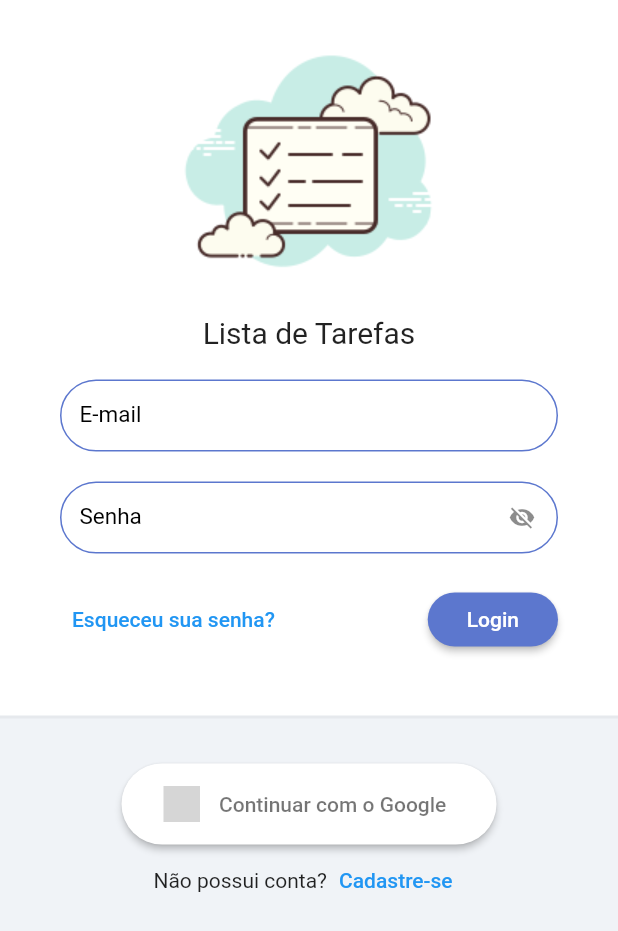
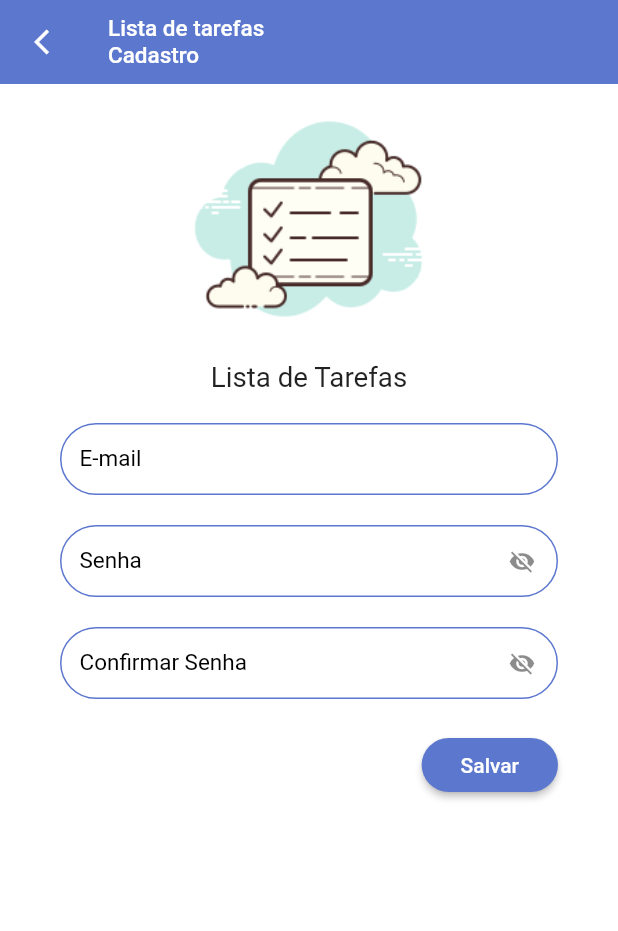
Before and after one commit to Zorzan99/todolist-bloc, a Flutter app: the screen it shows after launch, after a tap on "Login", on a phone screen of 412 x 824 dp. Shown: the top 931 px of the screen. Run offline on Flutter 3.47's test engine with Material 2 defaults, Android fonts, the phone set to English and light mode, and no system bars; our stand-ins replace flutter_signin_button, google_fonts; Roboto replaces fonts that are missing (Mandali); grey boxes are pictures that could not be loaded.

Commit message:
Style: criacao screen register

```diff
--- a/lib/app/core/ui/theme/theme_config.dart
+++ b/lib/app/core/ui/theme/theme_config.dart
@@ -14,12 +14,11 @@ class ThemeConfig {
   );
   static final theme = ThemeData(
     scaffoldBackgroundColor: Colors.white,
-    appBarTheme: const AppBarTheme(
-      backgroundColor: Colors.white,
+    appBarTheme: AppBarTheme(
+      backgroundColor: ColorsApp.i.primary,
       elevation: 0,
-      centerTitle: true,
-      iconTheme: IconThemeData(
-        color: Colors.black,
+      iconTheme: const IconThemeData(
+        color: Colors.white,
       ),
     ),
     textTheme: GoogleFonts.mandaliTextTheme(),
--- /dev/null
+++ b/lib/app/modules/home/register_page.dart
@@ -0,0 +1,108 @@
+import 'package:flutter/material.dart';
+import 'package:todolist/app/core/ui/helpers/size_extensions.dart';
+import 'package:todolist/app/core/ui/widgets/logo.dart';
+import 'package:todolist/app/core/ui/widgets/todo_list_form_field.dart';
+
+class RegisterPage extends StatefulWidget {
+  const RegisterPage({super.key});
+
+  @override
+  State<RegisterPage> createState() => _RegisterPageState();
+}
+
+class _RegisterPageState extends State<RegisterPage> {
+  bool _isPasswordVisible = false;
+
+  void _togglePasswordVisibility() {
+    setState(() {
+      _isPasswordVisible = !_isPasswordVisible;
+    });
+  }
+
+  @override
+  Widget build(BuildContext context) {
+    return Scaffold(
+      appBar: AppBar(
+        automaticallyImplyLeading: false,
+        title: const Column(
+          crossAxisAlignment: CrossAxisAlignment.start,
+          children: [
+            Text(
+              'Lista de tarefas',
+              style: TextStyle(fontSize: 15),
+            ),
+            Text(
+              'Cadastro',
+              style: TextStyle(fontSize: 15),
+            ),
+          ],
+        ),
+        leading: IconButton(
+          onPressed: () => Navigator.pop(context),
+          icon: const ClipOval(
+            child: Icon(
+              Icons.arrow_back_ios_outlined,
+              size: 20,
+              color: Colors.white,
+            ),
+          ),
+        ),
+      ),
+      body: ListView(
+        children: [
+          SizedBox(
+            height: context.percentWidth(.5),
+            child: const FittedBox(
+              fit: BoxFit.fitHeight,
+              child: Logo(),
+            ),
+          ),
+          Padding(
+            padding: const EdgeInsets.symmetric(horizontal: 40, vertical: 20),
+            child: Form(
+              child: Column(
+                children: [
+                  const TodoListFormField(label: 'E-mail'),
+                  const SizedBox(height: 20),
+                  TodoListFormField(
+                    label: 'Senha',
+                    obscureText: _isPasswordVisible,
+                    icon: _isPasswordVisible
+                        ? Icons.visibility
+                        : Icons.visibility_off,
+                    onPressed: _togglePasswordVisibility,
+                  ),
+                  const SizedBox(height: 20),
+                  TodoListFormField(
+                    label: 'Confirmar Senha',
+                    obscureText: _isPasswordVisible,
+                    icon: _isPasswordVisible
+                        ? Icons.visibility
+                        : Icons.visibility_off,
+                    onPressed: _togglePasswordVisibility,
+                  ),
+                  const SizedBox(height: 20),
+                  Align(
+                    alignment: Alignment.bottomRight,
+                    child: ElevatedButton(
+                      style: ElevatedButton.styleFrom(
+                        shape: RoundedRectangleBorder(
+                          borderRadius: BorderRadiusDirectional.circular(20),
+                        ),
+                      ),
+                      onPressed: () {},
+                      child: const Padding(
+                        padding: EdgeInsets.all(10.0),
+                        child: Text('Salvar'),
+                      ),
+                    ),
+                  ),
+                ],
+              ),
+            ),
+          )
+        ],
+      ),
+    );
+  }
+}
--- a/lib/app/modules/splash/splash_page.dart
+++ b/lib/app/modules/splash/splash_page.dart
@@ -1,7 +1,7 @@
 import 'package:flutter/material.dart';
 import 'package:flutter_signin_button/flutter_signin_button.dart';
-import 'package:todolist/app/modules/splash/widgets/logo.dart';
-import 'package:todolist/app/modules/splash/widgets/todo_list_form_field.dart';
+import 'package:todolist/app/core/ui/widgets/logo.dart';
+import 'package:todolist/app/core/ui/widgets/todo_list_form_field.dart';
 
 class SplashPage extends StatefulWidget {
   const SplashPage({super.key});
@@ -78,7 +78,9 @@ class _SplashPageState extends State<SplashPage> {
                                                 20),
                                       ),
                                     ),
-                                    onPressed: () {},
+                                    onPressed: () {
+                                      Navigator.pushNamed(context, '/register');
+                                    },
                                     child: const Padding(
                                       padding: EdgeInsets.all(10.0),
                                       child: Text('Login'),
--- a/lib/todo_list_app.dart
+++ b/lib/todo_list_app.dart
@@ -1,6 +1,6 @@
 import 'package:flutter/material.dart';
 import 'package:todolist/app/core/ui/theme/theme_config.dart';
-import 'package:todolist/app/modules/home/home_page.dart';
+import 'package:todolist/app/modules/home/register_page.dart';
 import 'package:todolist/app/modules/splash/splash_page.dart';
 
 class TodoListApp extends StatelessWidget {
@@ -13,7 +13,7 @@ class TodoListApp extends StatelessWidget {
       theme: ThemeConfig.theme,
       routes: {
         '/': (context) => const SplashPage(),
-        '/home': (context) => const HomePage(),
+        '/register': (context) => const RegisterPage(),
       },
     );
   }
```
Also changed, not shown: lib/app/core/ui/widgets/logo.dart (renamed from lib/app/modules/splash/widgets/logo.dart), lib/app/core/ui/widgets/todo_list_form_field.dart (renamed from lib/app/modules/splash/widgets/todo_list_form_field.dart).
